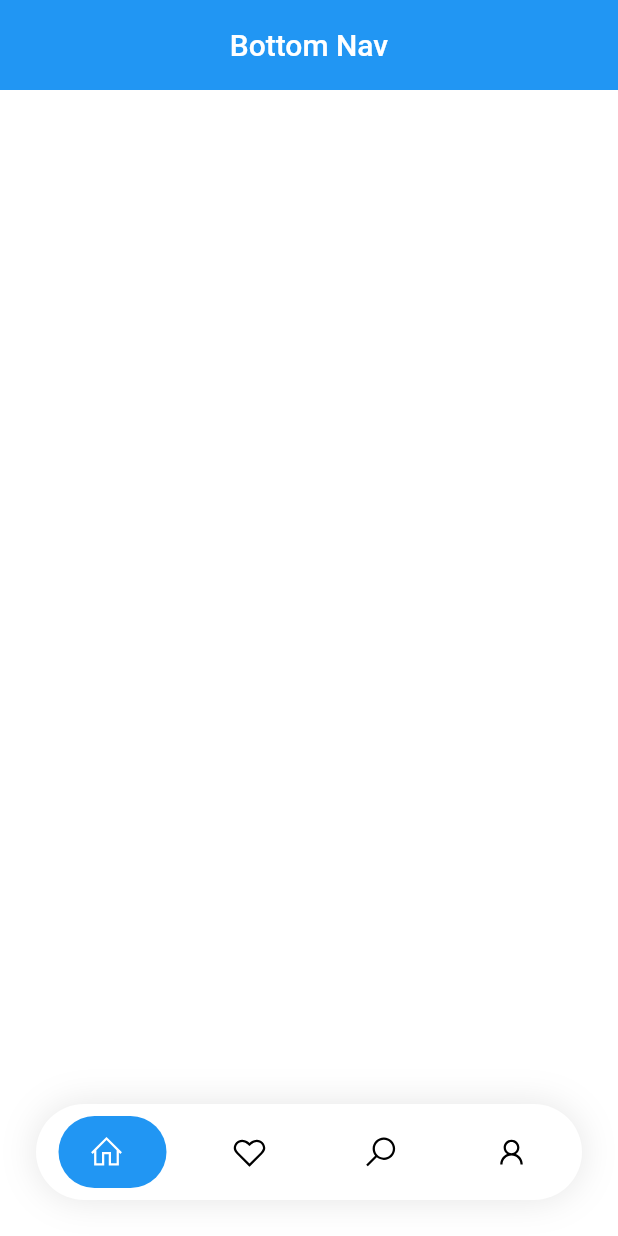
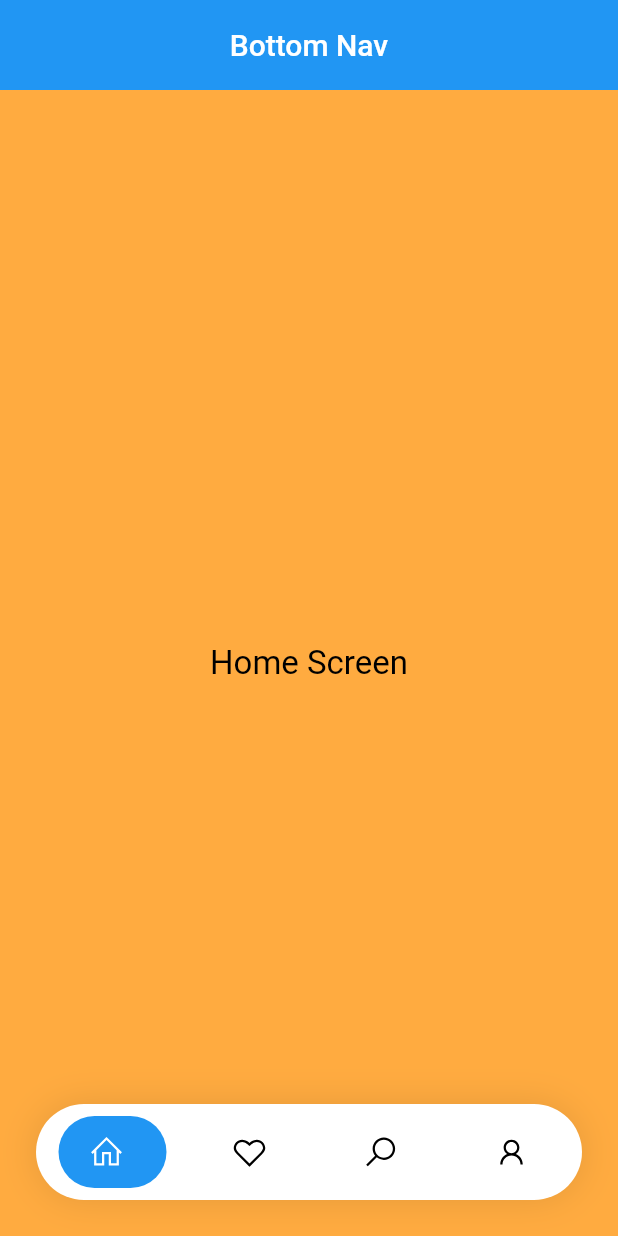
Before and after one commit to MrLincon/test_flutter, a Flutter app: the screen it shows after launch, on a phone screen of 412 x 824 dp. Run offline on Flutter 3.47's test engine with Material 2 defaults, Android fonts, the phone set to English and light mode, and no system bars; drawn by our look-alikes of google_nav_bar; our stand-ins replace line_icons.

Commit message:
Bottom nav complete

```diff
--- /dev/null
+++ b/lib/homeScreen.dart
@@ -0,0 +1,23 @@
+import 'package:flutter/material.dart';
+
+class HomeScreen extends StatelessWidget {
+  const HomeScreen({Key? key}) : super(key: key);
+
+  @override
+  Widget build(BuildContext context) {
+    return Scaffold(
+      backgroundColor: Colors.orangeAccent,
+
+       body:  Center(
+         child: Text(
+           "Home Screen",
+           textAlign: TextAlign.center,
+           style: TextStyle(
+             color: Colors.black,
+             fontSize: 22,
+           ),
+         ),
+       ),
+    );
+  }
+}
--- a/lib/main.dart
+++ b/lib/main.dart
@@ -1,8 +1,11 @@
 import 'package:flutter/material.dart';
 import 'package:flutter/services.dart';
-import 'package:salomon_bottom_bar/salomon_bottom_bar.dart';
 import 'package:google_nav_bar/google_nav_bar.dart';
 import 'package:line_icons/line_icons.dart';
+import 'package:test_flutter/favouriteScreen.dart';
+import 'package:test_flutter/homeScreen.dart';
+import 'package:test_flutter/profileScreen.dart';
+import 'package:test_flutter/searchScreen.dart';
 
 void main() {
   SystemChrome.setSystemUIOverlayStyle(SystemUiOverlayStyle(
@@ -37,8 +40,19 @@ class MyHomePage extends StatefulWidget {
 }
 
 class _MyHomePageState extends State<MyHomePage> {
-  var _currentIndex = 0;
+
   int _selectedIndex = 0;
+
+  static const TextStyle optionStyle =
+  TextStyle(fontSize: 30, fontWeight: FontWeight.w600);
+  static const List<Widget> _widgetOptions = <Widget>[
+    HomeScreen(),
+    FavouriteScreen(),
+    SearchScreen(),
+    ProfileScreen(),
+
+  ];
+
 
   @override
   Widget build(BuildContext context) {
@@ -55,8 +69,17 @@ class _MyHomePageState extends State<MyHomePage> {
         toolbarHeight: 60,
         elevation: 0,
       ),
-      bottomNavigationBar: Container(
-        margin: const EdgeInsets.all(24),
+      body: Stack(
+
+        children: [
+          _widgetOptions.elementAt(_selectedIndex),
+          // Your app content goes here
+          Positioned(
+            left: 24,
+            right: 24,
+            bottom: 24,
+            child: Container(
+              // margin: const EdgeInsets.all(24),
               decoration: BoxDecoration(
                 color: Colors.white,
                 boxShadow: [
@@ -69,7 +92,8 @@ class _MyHomePageState extends State<MyHomePage> {
               ),
               child: SafeArea(
                 child: Padding(
-            padding: const EdgeInsets.symmetric(horizontal: 15.0, vertical: 8),
+                  padding:
+                      const EdgeInsets.symmetric(horizontal: 15.0, vertical: 8),
                   child: GNav(
                     rippleColor: Colors.blue[300]!,
                     hoverColor: Colors.grey[100]!,
@@ -105,6 +129,61 @@ class _MyHomePageState extends State<MyHomePage> {
                 ),
               ),
             ),
+          ),
+        ],
+      ),
     );
   }
 }
+
+//
+// bottomNavigationBar: Container(
+// margin: const EdgeInsets.all(24),
+// decoration: BoxDecoration(
+// color: Colors.white,
+// boxShadow: [
+// BoxShadow(
+// blurRadius: 20,
+// color: Colors.black.withOpacity(.1),
+// )
+// ],
+// borderRadius: BorderRadius.all(Radius.circular(60)),
+// ),
+// child: SafeArea(
+// child: Padding(
+// padding: const EdgeInsets.symmetric(horizontal: 15.0, vertical: 8),
+// child: GNav(
+// rippleColor: Colors.blue[300]!,
+// hoverColor: Colors.grey[100]!,
+// gap: 8,
+// activeColor: Colors.white,
+// iconSize: 24,
+// padding: EdgeInsets.symmetric(horizontal: 20, vertical: 12),
+// duration: Duration(milliseconds: 100),
+// tabBackgroundColor: Colors.blue,
+// color: Colors.black,
+// tabs: [
+// GButton(
+// icon: LineIcons.home,
+// ),
+// GButton(
+// icon: LineIcons.heart,
+// ),
+// GButton(
+// icon: LineIcons.search,
+// ),
+// GButton(
+// icon: LineIcons.user,
+// ),
+// ],
+// selectedIndex: _selectedIndex,
+// onTabChange: (index) {
+// setState(() {
+// _selectedIndex = index;
+// print(index);
+// });
+// },
+// ),
+// ),
+// ),
+// ),
```
Also changed, not shown: lib/favouriteScreen.dart (added, +22 -0 lines), lib/profileScreen.dart (added, +22 -0 lines), lib/searchScreen.dart (added, +22 -0 lines). Lines whose indentation alone changed are shown as unchanged.
